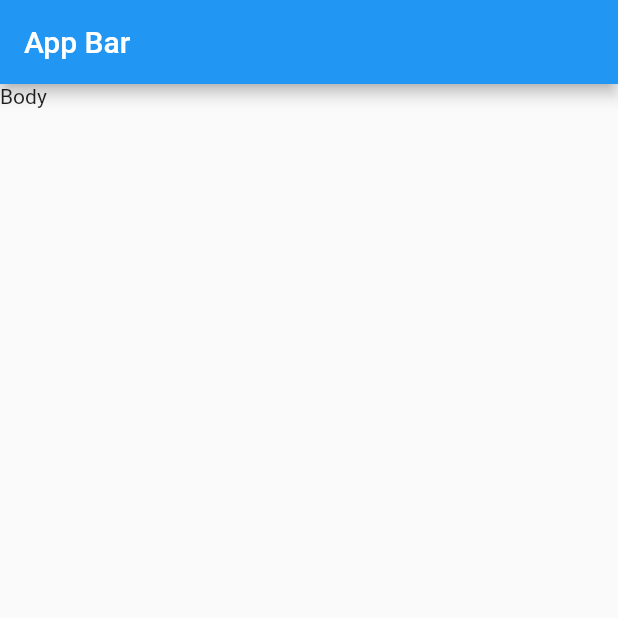
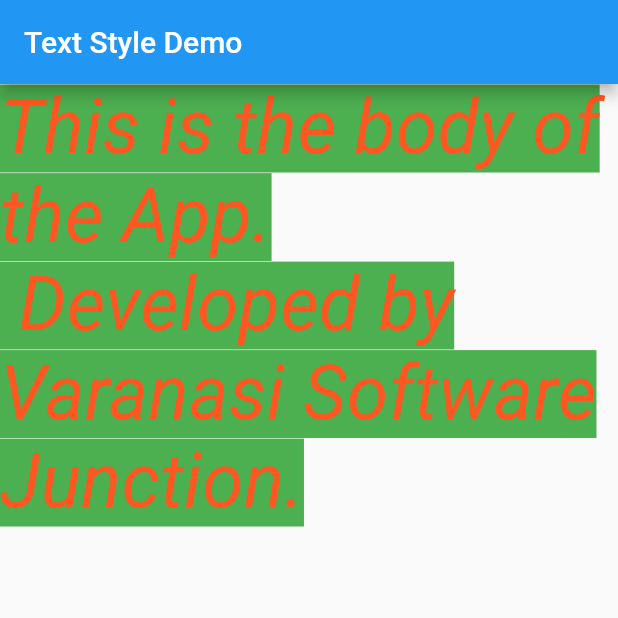
Before and after one commit to Varanasi-Software-Junction/Learning-Flutter, a Flutter app: the screen it shows after launch, on a phone screen of 412 x 824 dp, the top half of it. Run offline on Flutter 3.47's test engine with Material 2 defaults, Android fonts, the phone set to English and light mode, and no system bars; Roboto replaces fonts that are missing (Arial).

Commit message:
Using TextStyle
Using TextStyle
https://api.flutter.dev/flutter/painting/TextStyle-class.html

```diff
--- a/lib/main.dart
+++ b/lib/main.dart
@@ -1,13 +1,23 @@
 import 'package:flutter/material.dart';
 
+//https://api.flutter.dev/flutter/painting/TextStyle-class.html
 void main() => runApp(
       MaterialApp(
-        title: 'Flutter layout demo',
+        title: 'Text Style Demo',
         home: Scaffold(
           appBar: AppBar(
-            title: Text('App Bar'),
+            title: Text('Text Style Demo'),
           ),
-          body: Text('Body'),
+          body: Text(
+            'This is the body of the App.\n Developed by Varanasi Software Junction.',
+            style: TextStyle(
+              fontStyle: FontStyle.italic,
+              color: Colors.deepOrange,
+              backgroundColor: Colors.green,
+              fontFamily: 'Arial',
+              fontSize: 50,
+            ),
+          ),
         ),
       ),
     );
```
